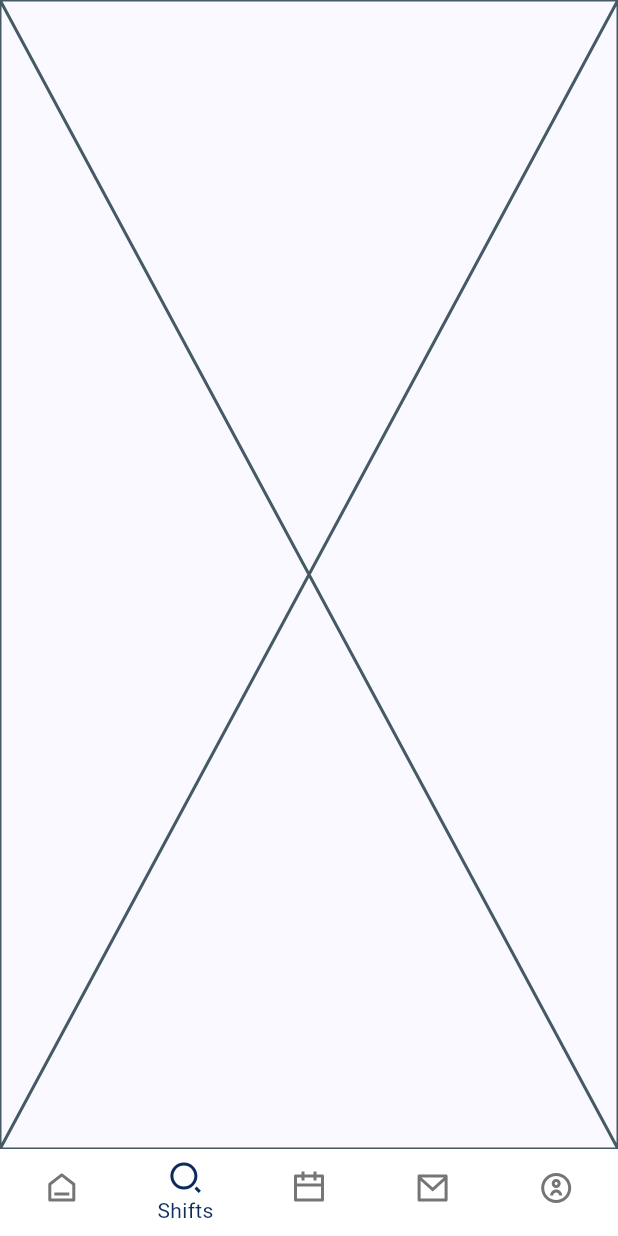
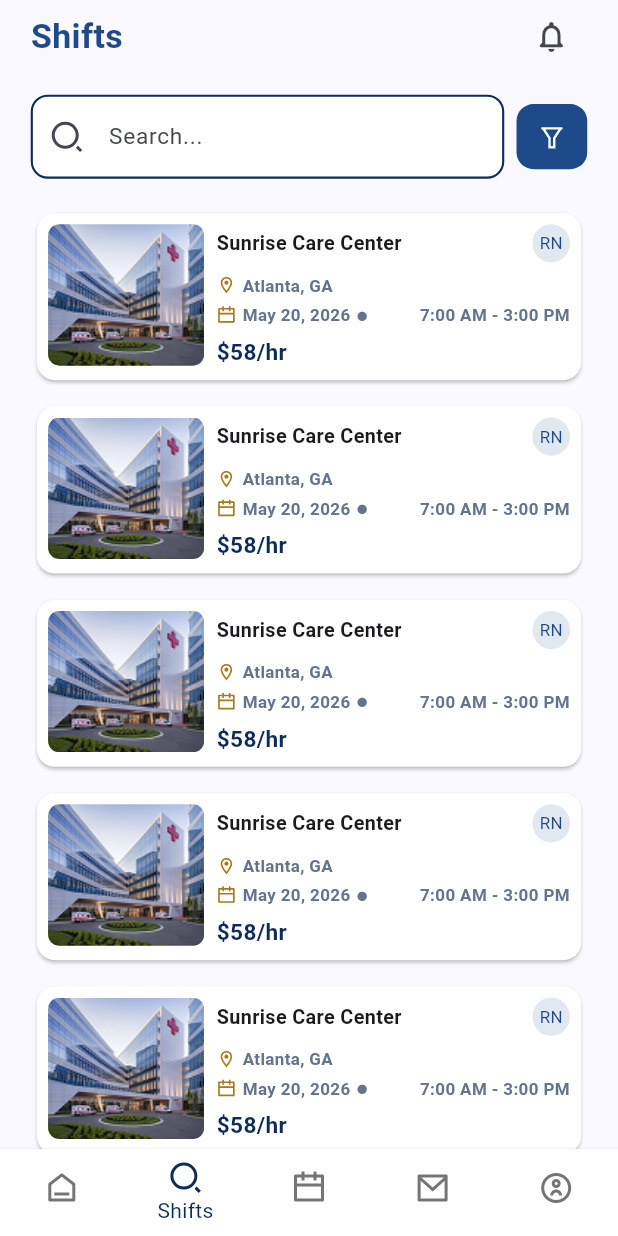
Before and after one commit to rahimuj570/staffing_nursing_app, a Flutter app: the HomeMainNavHolderView screen opened directly, item 2 of the bottom bar chosen, on a phone screen of 412 x 824 dp. Run offline on Flutter 3.47's test engine with Material 3 defaults, Android fonts, the phone set to English and light mode, and no system bars; our stand-ins replace file_picker, flutter_screenutil, pinput, remixicon, table_calendar.

```diff
--- a/lib/features/common_features/widgets/custom_app_bar_widget.dart
+++ b/lib/features/common_features/widgets/custom_app_bar_widget.dart
@@ -1,6 +1,7 @@
 import 'package:flutter/material.dart';
 import 'package:flutter_screenutil/flutter_screenutil.dart';
 import 'package:staffing/app/constants/app_assets.dart';
+import 'package:staffing/app/constants/app_colors.dart';
 import 'package:staffing/app/extensions/route.dart';
 import 'package:staffing/features/common_features/views/notification_view.dart';
 
@@ -22,6 +23,7 @@ class CustomAppBarWidget extends StatelessWidget
                   style: TextStyle(
                     fontSize: 24.sp,
                     fontWeight: FontWeight.w700,
+                    color: AppColors.themeColorLight,
                   ),
                 ),
           const Spacer(),
--- a/lib/features/common_features/widgets/custom_text_field_widget.dart
+++ b/lib/features/common_features/widgets/custom_text_field_widget.dart
@@ -7,6 +7,7 @@ Widget customTextFieldWidget({
   required TextEditingController controller,
   required TextInputType textInputType,
   required String placeHolder,
+  bool readOnly = false,
   bool obscureText = false,
   IconData? suffixIcon,
   IconData? prefixIcon,
@@ -28,6 +29,7 @@ Widget customTextFieldWidget({
         ),
       if (label.isNotEmpty) SizedBox(height: 4.h),
       TextFormField(
+        readOnly: readOnly,
         obscureText: obscureText,
         keyboardType: .emailAddress,
         validator: validator,
--- /dev/null
+++ b/lib/features/common_features/widgets/shift_card_widget.dart
@@ -0,0 +1,145 @@
+import 'package:flutter/material.dart';
+import 'package:flutter_screenutil/flutter_screenutil.dart';
+import 'package:remixicon/remixicon.dart';
+import 'package:staffing/app/constants/app_colors.dart';
+
+class ShiftCardWidget extends StatelessWidget {
+  final String title;
+  final String location;
+  final String date;
+  final String time;
+  final String status;
+  final String ratePerHour;
+  final String image;
+  const ShiftCardWidget({
+    super.key,
+    required this.title,
+    required this.location,
+    required this.date,
+    required this.time,
+    required this.status,
+    required this.ratePerHour,
+    required this.image,
+  });
+
+  @override
+  Widget build(BuildContext context) {
+    return Card(
+      color: Colors.white,
+      child: Padding(
+        padding: .all(8.r),
+        child: Row(
+          crossAxisAlignment: .start,
+          children: [
+            Container(
+              height: 100.h,
+              decoration: BoxDecoration(
+                borderRadius: BorderRadius.circular(8.r),
+              ),
+              child: ClipRRect(
+                borderRadius: BorderRadius.circular(8.r),
+                child: Image.asset(image, fit: BoxFit.cover),
+              ),
+            ),
+            SizedBox(width: 8.w),
+            Expanded(
+              child: Column(
+                crossAxisAlignment: .start,
+                children: [
+                  Row(
+                    children: [
+                      Expanded(
+                        child: Text(
+                          title,
+                          style: TextStyle(fontSize: 14.sp, fontWeight: .w700),
+                        ),
+                      ),
+                      SizedBox(width: 8.w),
+                      Container(
+                        padding: .all(5.r),
+                        decoration: BoxDecoration(
+                          color: AppColors.greyLight,
+                          borderRadius: BorderRadius.circular(21.r),
+                        ),
+                        child: Text(
+                          status,
+                          style: TextStyle(
+                            fontSize: 12.sp,
+                            fontWeight: .w400,
+                            color: AppColors.themeColorLight,
+                          ),
+                        ),
+                      ),
+                    ],
+                  ),
+                  SizedBox(height: 8.h),
+                  Row(
+                    children: [
+                      Icon(
+                        Icons.location_on_outlined,
+                        size: 14.r,
+                        color: AppColors.gold,
+                      ),
+                      SizedBox(width: 4.w),
+                      Text(
+                        location,
+                        style: TextStyle(
+                          fontSize: 12.sp,
+                          fontWeight: .w600,
+                          color: AppColors.greyColor,
+                        ),
+                      ),
+                    ],
+                  ),
+                  SizedBox(height: 4.h),
+
+                  Row(
+                    children: [
+                      Icon(
+                        RemixIcons.calendar_line,
+                        size: 14.r,
+                        color: AppColors.gold,
+                      ),
+                      SizedBox(width: 4.w),
+                      Text(
+                        date,
+                        style: TextStyle(
+                          fontSize: 12.sp,
+                          fontWeight: .w600,
+                          color: AppColors.greyColor,
+                        ),
+                      ),
+                      SizedBox(width: 4.w),
+                      Icon(Icons.circle, size: 8.r, color: AppColors.greyColor),
+                      SizedBox(width: 4.w),
+                      Expanded(
+                        child: Text(
+                          time,
+                          textAlign: .end,
+                          style: TextStyle(
+                            fontSize: 12.sp,
+                            fontWeight: .w600,
+                            color: AppColors.greyColor,
+                          ),
+                        ),
+                      ),
+                    ],
+                  ),
+                  SizedBox(height: 6.h),
+                  Text(
+                    '\$$ratePerHour/hr',
+                    style: TextStyle(
+                      fontSize: 16.sp,
+                      fontWeight: .w700,
+                      color: AppColors.themeColor,
+                    ),
+                  ),
+                ],
+              ),
+            ),
+          ],
+        ),
+      ),
+    );
+  }
+}
--- a/lib/features/home_main_nav_holder_features/view_models/main_home_nav_holder_view_model.dart
+++ b/lib/features/home_main_nav_holder_features/view_models/main_home_nav_holder_view_model.dart
@@ -1,5 +1,6 @@
 import 'package:flutter/material.dart';
 import 'package:staffing/features/home_features/views/home_view.dart';
+import 'package:staffing/features/shift_features/views/shift_view.dart';
 
 class MainHomeNavHolderViewModel extends ChangeNotifier {
   int index = 0;
@@ -14,7 +15,7 @@ class MainHomeNavHolderViewModel extends ChangeNotifier {
       case 0:
         return HomeView();
       case 1:
-        return const Placeholder();
+        return ShiftView();
       case 2:
         return const Placeholder();
       case 3:
--- /dev/null
+++ b/lib/features/shift_features/views/shift_view.dart
@@ -0,0 +1,76 @@
+import 'package:flutter/material.dart';
+import 'package:flutter_screenutil/flutter_screenutil.dart';
+import 'package:remixicon/remixicon.dart';
+import 'package:staffing/app/constants/app_assets.dart';
+import 'package:staffing/app/constants/app_colors.dart';
+import 'package:staffing/app/extensions/route.dart';
+import 'package:staffing/features/common_features/widgets/custom_app_bar_widget.dart';
+import 'package:staffing/features/common_features/widgets/custom_text_field_widget.dart';
+import 'package:staffing/features/common_features/widgets/shift_card_widget.dart';
+import 'package:staffing/features/shift_features/views/filter_shift_view.dart';
+
+class ShiftView extends StatelessWidget {
+  const ShiftView({super.key});
+
+  @override
+  Widget build(BuildContext context) {
+    TextEditingController searchTEC = TextEditingController();
+    return Scaffold(
+      appBar: CustomAppBarWidget(title: 'Shifts'),
+      body: Padding(
+        padding: .symmetric(horizontal: 20.0.w),
+        child: Column(
+          children: [
+            SizedBox(height: 16.h),
+            Row(
+              children: [
+                Expanded(
+                  child: customTextFieldWidget(
+                    prefixIcon: RemixIcons.search_2_line,
+                    label: '',
+                    controller: searchTEC,
+                    textInputType: .text,
+                    placeHolder: 'Search...',
+                  ),
+                ),
+                SizedBox(width: 8.w),
+                GestureDetector(
+                  onTap: () => context.push(FilterShiftView()),
+                  child: Container(
+                    height: 46.h,
+                    width: 46.w,
+                    decoration: BoxDecoration(
+                      color: AppColors.themeColorLight,
+                      borderRadius: .circular(12.r),
+                    ),
+                    child: Icon(
+                      Remix.filter_line,
+                      size: 20.r,
+                      color: Colors.white,
+                    ),
+                  ),
+                ),
+              ],
+            ),
+            SizedBox(height: 20.h),
+            Expanded(
+              child: ListView.separated(
+                separatorBuilder: (context, index) => SizedBox(height: 10.h),
+                itemCount: 10,
+                itemBuilder: (context, index) => ShiftCardWidget(
+                  title: 'Sunrise Care Center',
+                  location: 'Atlanta, GA',
+                  date: 'May 20, 2026',
+                  time: '7:00 AM - 3:00 PM',
+                  status: 'RN',
+                  ratePerHour: '58',
+                  image: AppAssets.hospitalImage,
+                ),
+              ),
+            ),
+          ],
+        ),
+      ),
+    );
+  }
+}
--- a/pubspec.yaml
+++ b/pubspec.yaml
@@ -40,6 +40,7 @@ dependencies:
   pinput: ^6.0.2
   file_picker: ^11.0.2
   remixicon: ^4.9.3
+  table_calendar: ^3.2.0
 
 dev_dependencies:
   flutter_test:
```
Also changed, not shown: lib/features/common_features/widgets/custom_dropdown_field_widget.dart (added, +86 -0 lines), lib/features/shift_features/views/filter_shift_view.dart (added, +222 -0 lines), pubspec.lock.
